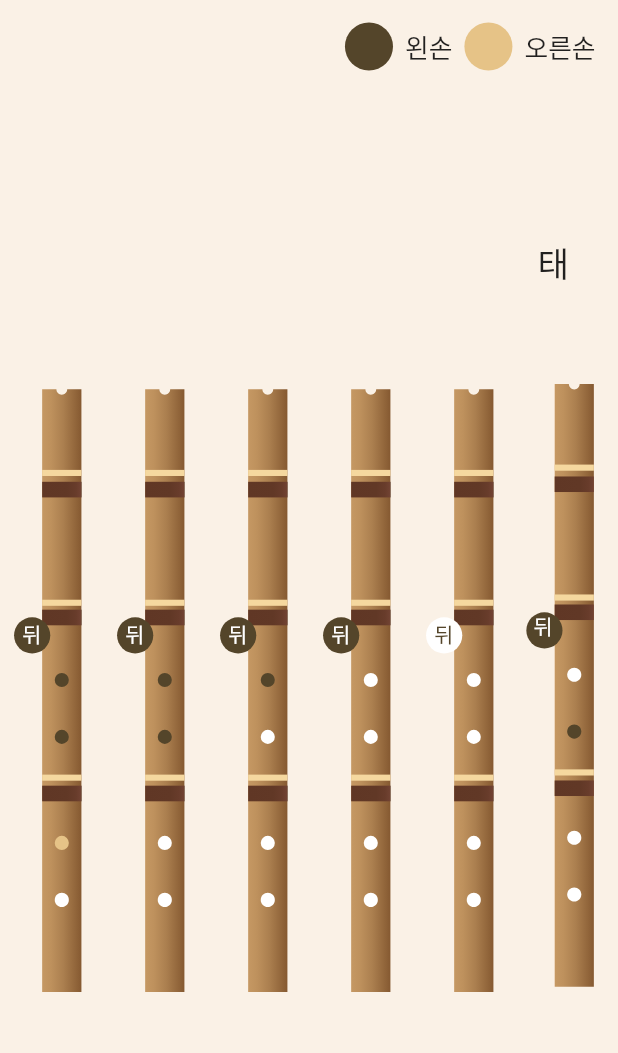
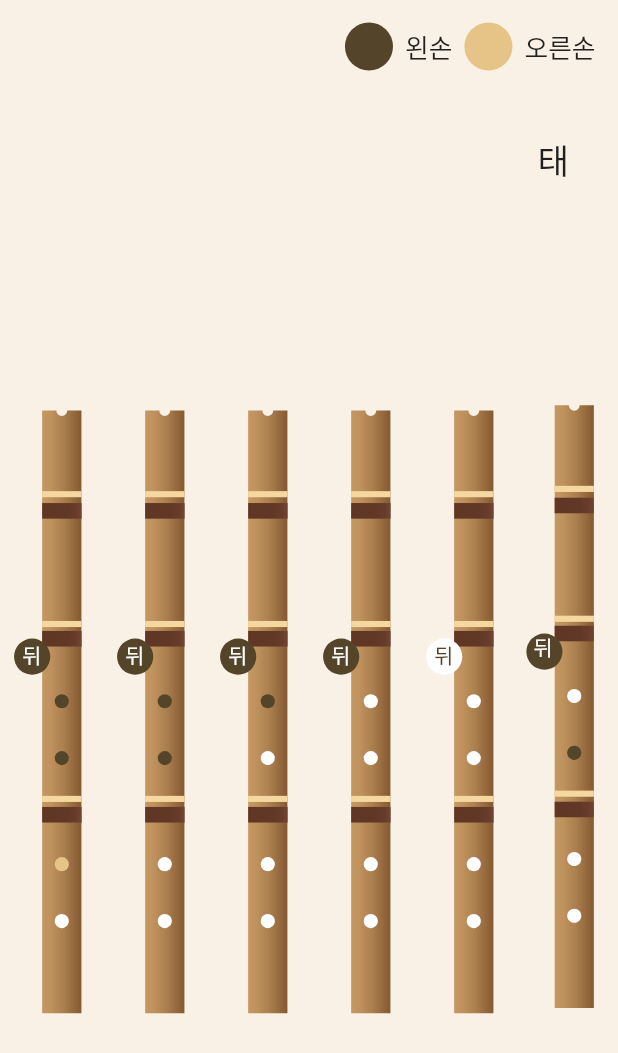
Before and after one commit to anseungwoo/mct_danso, a Flutter app: what fingering() shows on an empty page, opened directly, on a phone screen of 412 x 824 dp. Shown: the top 1053 px of the screen. Run offline on Flutter 3.47's test engine with Material 2 defaults, Android fonts, the phone set to English and light mode, and no system bars; our stand-ins replace assets_audio_player, camera, carousel_slider, device_preview, double_back_to_close_app, flutter_neumorphic and 13 more; missing offline and left inert: danso_function, dart:ffi, flutter_audio_capture, flutter_audio_recorder2, flutter_midi, flutter_youtube_view and 2 more; accounts and stored records are empty; Roboto replaces fonts that are missing (assets/font/NotoSansKR-Regular.otf).

Commit message:
운지법 <description> <issue-number>

```diff
--- a/lib/widgets/main_danso_learning/fingering.dart
+++ b/lib/widgets/main_danso_learning/fingering.dart
@@ -46,7 +46,7 @@
       ),
       Expanded(
         child: Column(
-          mainAxisAlignment: MainAxisAlignment.spaceEvenly,
+          mainAxisSize: MainAxisSize.min,
           children: [
             Column(
               children: [
@@ -61,7 +61,6 @@
                           )),
                   ],
                 ),
-                SizedBox(height: 5.h),
                 Row(
                   mainAxisAlignment: MainAxisAlignment.spaceAround,
                   children: [
@@ -80,20 +79,22 @@
                 ),
               ],
             ),
-            Row(
+            Expanded(
+              child: Container(
+                // color: Colors.grey,
+                child: Row(
                   mainAxisAlignment: MainAxisAlignment.spaceAround,
                   children: [
                     for (var i = 0; i < 6; i++)
                       SvgPicture.asset(
                         DANSO_CODE_SVG_LIST[i],
-                    height: ScreenUtil().screenHeight * 0.5,
+                        height: ScreenUtil().screenWidth,
                         fit: BoxFit.fitHeight,
                       ),
                   ],
                 ),
-            SizedBox(
-              height: 27.h,
-            )
+              ),
+            ),
           ],
         ),
       ),
```
Lines whose indentation alone changed are shown as unchanged.
